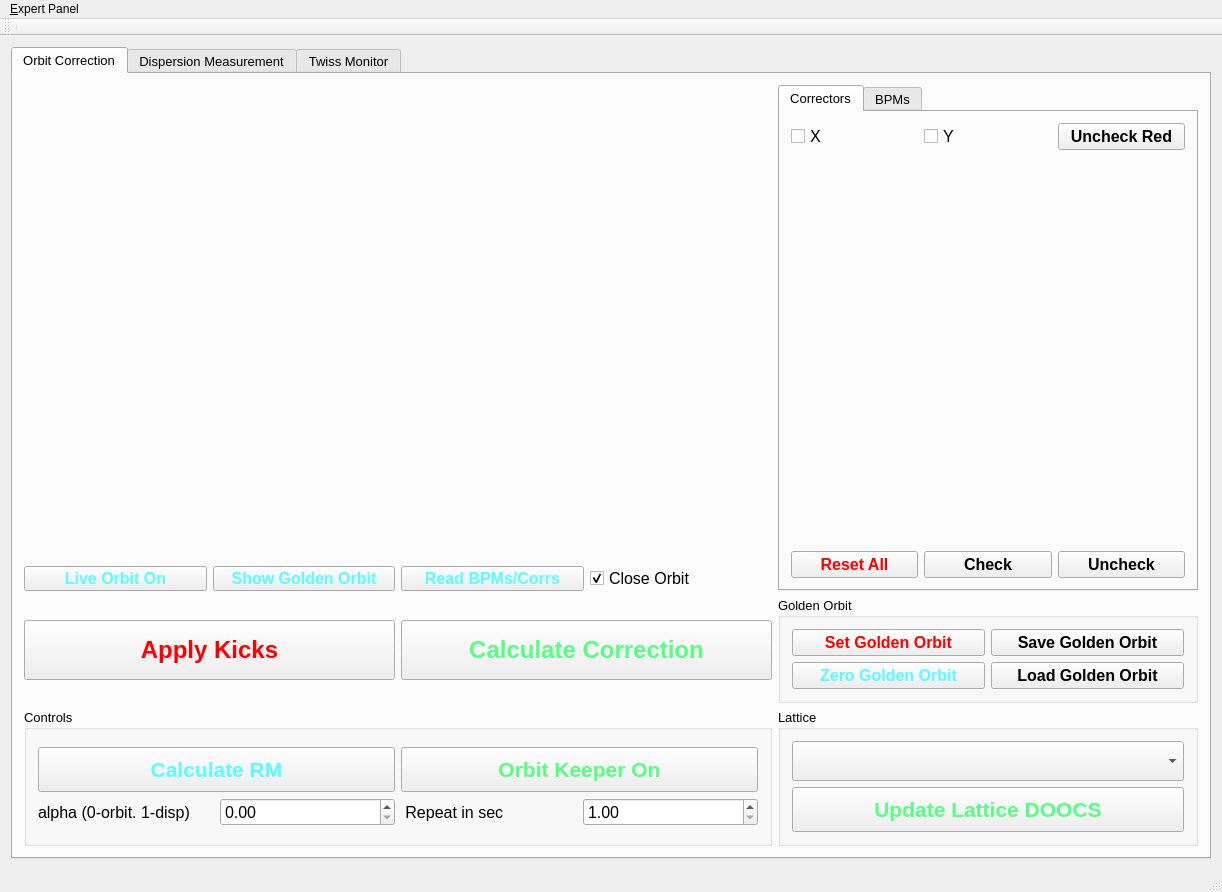
Old version of the form gui/UImanul2.ui in the repository sergey-tomin/manul.
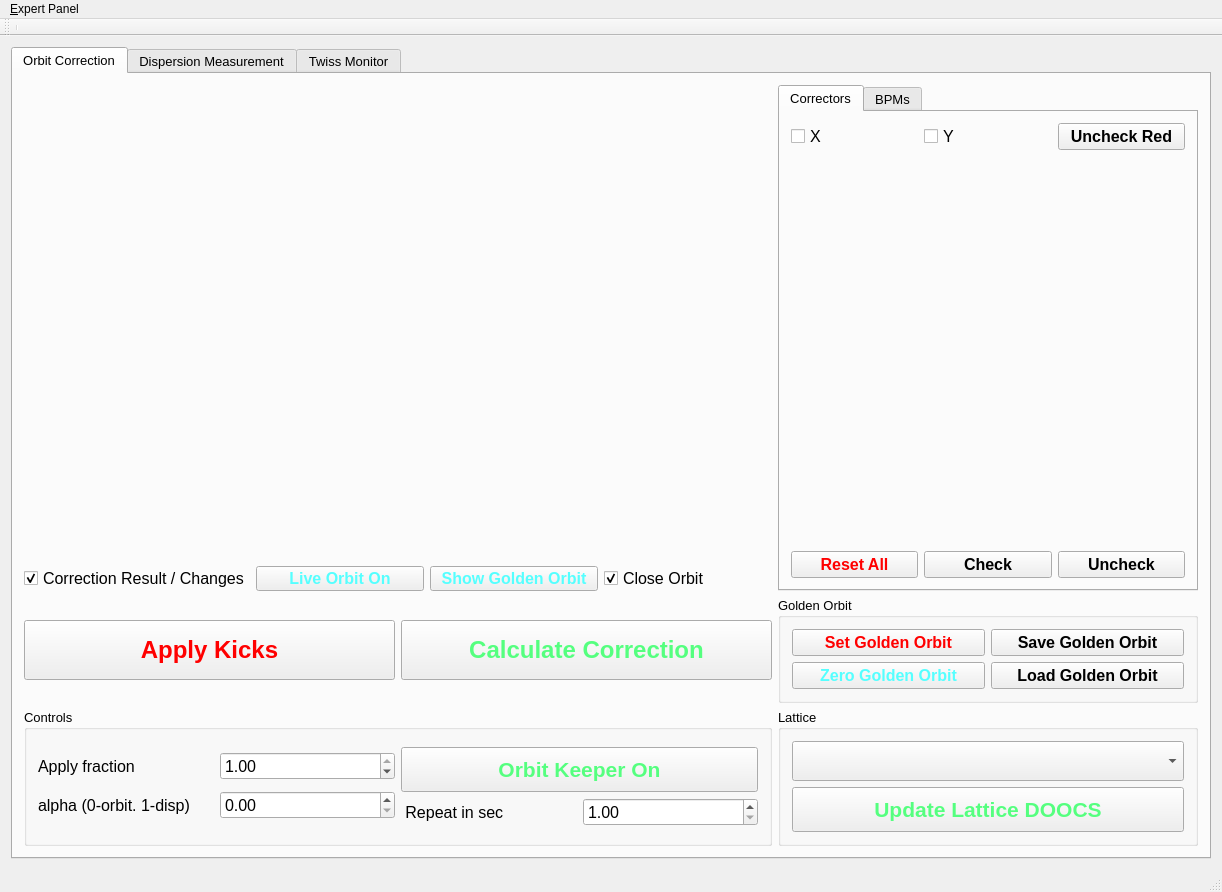
New version of the form.

Commit message: added apply part of the kick added option to choose result correction or changes moved calculate RM to expert panel

Diff of the .ui file:
```diff
--- a/gui/UImanul2.ui
+++ b/gui/UImanul2.ui
@@ -40,6 +40,21 @@
          <layout class="QGridLayout" name="gridLayout_30">
           <item row="2" column="0" colspan="2">
            <layout class="QHBoxLayout" name="horizontalLayout_19">
+            <item>
+             <widget class="QCheckBox" name="cb_correction_result">
+              <property name="font">
+               <font>
+                <pointsize>12</pointsize>
+               </font>
+              </property>
+              <property name="text">
+               <string>Correction Result / Changes</string>
+              </property>
+              <property name="checked">
+               <bool>true</bool>
+              </property>
+             </widget>
+            </item>
             <item>
              <widget class="QPushButton" name="pb_online_orbit">
               <property name="minimumSize">
@@ -86,29 +101,6 @@
               </property>
              </widget>
             </item>
-            <item>
-             <widget class="QPushButton" name="pb_read_orbit">
-              <property name="minimumSize">
-               <size>
-                <width>0</width>
-                <height>20</height>
-               </size>
-              </property>
-              <property name="font">
-               <font>
-                <pointsize>12</pointsize>
-                <weight>75</weight>
-                <bold>true</bold>
-               </font>
-              </property>
-              <property name="styleSheet">
-               <string notr="true">color: rgb(85, 255, 255);</string>
-              </property>
-              <property name="text">
-               <string>Read BPMs/Corrs</string>
-              </property>
-             </widget>
-            </item>
             <item>
              <widget class="QCheckBox" name="cb_close_orbit">
               <property name="font">
@@ -437,74 +429,7 @@
             <layout class="QGridLayout" name="gridLayout_24">
              <item row="0" column="1">
               <layout class="QGridLayout" name="gridLayout_25">
-               <item row="2" column="0">
-                <layout class="QVBoxLayout" name="verticalLayout_11">
-                 <item>
-                  <widget class="QPushButton" name="pb_calc_RM">
-                   <property name="minimumSize">
-                    <size>
-                     <width>0</width>
-                     <height>45</height>
-                    </size>
-                   </property>
-                   <property name="font">
-                    <font>
-                     <pointsize>16</pointsize>
-                     <weight>75</weight>
-                     <bold>true</bold>
-                    </font>
-                   </property>
-                   <property name="styleSheet">
-                    <string notr="true">color: rgb(85, 255, 255);</string>
-                   </property>
-                   <property name="text">
-                    <string>Calculate RM</string>
-                   </property>
-                  </widget>
-                 </item>
-                 <item>
-                  <layout class="QHBoxLayout" name="horizontalLayout_23">
-                   <item>
-                    <widget class="QLabel" name="label_7">
-                     <property name="font">
-                      <font>
-                       <pointsize>12</pointsize>
-                      </font>
-                     </property>
-                     <property name="text">
-                      <string>alpha (0-orbit. 1-disp)</string>
-                     </property>
-                    </widget>
-                   </item>
-                   <item>
-                    <widget class="QDoubleSpinBox" name="sb_alpha">
-                     <property name="font">
-                      <font>
-                       <pointsize>12</pointsize>
-                      </font>
-                     </property>
-                     <property name="locale">
-                      <locale language="English" country="UnitedStates"/>
-                     </property>
-                     <property name="minimum">
-                      <double>0.000000000000000</double>
-                     </property>
-                     <property name="maximum">
-                      <double>1.000000000000000</double>
-                     </property>
-                     <property name="singleStep">
-                      <double>0.100000000000000</double>
-                     </property>
-                     <property name="value">
-                      <double>0.000000000000000</double>
-                     </property>
-                    </widget>
-                   </item>
-                  </layout>
-                 </item>
-                </layout>
-               </item>
-               <item row="2" column="2">
+               <item row="2" column="1">
                 <layout class="QVBoxLayout" name="verticalLayout_12">
                  <item>
                   <widget class="QPushButton" name="pb_feedback">
@@ -574,6 +499,90 @@
                  </item>
                 </layout>
                </item>
+               <item row="2" column="0">
+                <layout class="QVBoxLayout" name="verticalLayout_3">
+                 <item>
+                  <layout class="QHBoxLayout" name="horizontalLayout_30">
+                   <item>
+                    <widget class="QLabel" name="label_12">
+                     <property name="font">
+                      <font>
+                       <pointsize>12</pointsize>
+                      </font>
+                     </property>
+                     <property name="text">
+                      <string>Apply fraction</string>
+                     </property>
+                    </widget>
+                   </item>
+                   <item>
+                    <widget class="QDoubleSpinBox" name="sb_apply_fraction">
+                     <property name="font">
+                      <font>
+                       <pointsize>12</pointsize>
+                      </font>
+                     </property>
+                     <property name="locale">
+                      <locale language="English" country="UnitedStates"/>
+                     </property>
+                     <property name="minimum">
+                      <double>0.000000000000000</double>
+                     </property>
+                     <property name="maximum">
+                      <double>1.000000000000000</double>
+                     </property>
+                     <property name="singleStep">
+                      <double>0.100000000000000</double>
+                     </property>
+                     <property name="value">
+                      <double>1.000000000000000</double>
+                     </property>
+                    </widget>
+                   </item>
+                  </layout>
+                 </item>
+                 <item>
+                  <layout class="QHBoxLayout" name="horizontalLayout_23">
+                   <item>
+                    <widget class="QLabel" name="label_7">
+                     <property name="font">
+                      <font>
+                       <pointsize>12</pointsize>
+                      </font>
+                     </property>
+                     <property name="text">
+                      <string>alpha (0-orbit. 1-disp)</string>
+                     </property>
+                    </widget>
+                   </item>
+                   <item>
+                    <widget class="QDoubleSpinBox" name="sb_alpha">
+                     <property name="font">
+                      <font>
+                       <pointsize>12</pointsize>
+                      </font>
+                     </property>
+                     <property name="locale">
+                      <locale language="English" country="UnitedStates"/>
+                     </property>
+                     <property name="minimum">
+                      <double>0.000000000000000</double>
+                     </property>
+                     <property name="maximum">
+                      <double>1.000000000000000</double>
+                     </property>
+                     <property name="singleStep">
+                      <double>0.100000000000000</double>
+                     </property>
+                     <property name="value">
+                      <double>0.000000000000000</double>
+                     </property>
+                    </widget>
+                   </item>
+                  </layout>
+                 </item>
+                </layout>
+               </item>
               </layout>
              </item>
             </layout>
```
Left out of the diff: 70 changed lines with no effect on the pictures. The commit also changes 5 other files.
